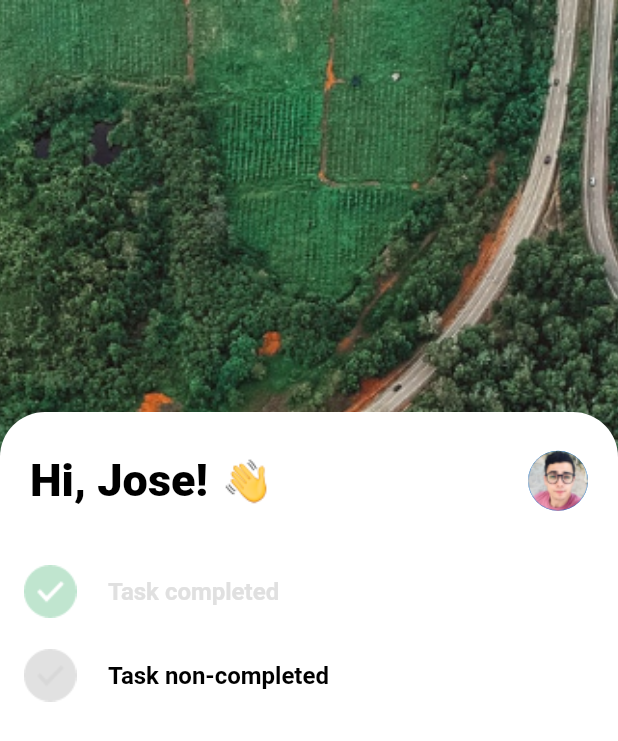
After one commit to josealvaradoo/flutter-todolist, a Flutter app: the screen it shows after launch, on a phone screen of 412 x 824 dp. The commit adds this screen. Shown: the top 741 px of the screen. Run offline on Flutter 3.47's test engine with Material 2 defaults, Android fonts, the phone set to English and light mode, and no system bars.

Commit message:
:art: Add TaskList and improve the main structure

```diff
--- a/lib/main.dart
+++ b/lib/main.dart
@@ -1,6 +1,6 @@
 import 'package:flutter/material.dart';
 import 'widgets/WelcomeBar.dart';
-import 'widgets/TaskItem.dart';
+import 'widgets/TaskList.dart';
 
 void main() => runApp(MyApp());
 
@@ -29,22 +29,7 @@ class MyApp extends StatelessWidget {
 												name: 'Jose',
 												avatar: 'assets/images/icons/avatar.png'
 											),
-											Expanded(
-												child: Container(
-													child: ListView(
-														children: <Widget>[
-															TaskItem(
-																title: 'Task completed',
-																completed: true,
-															),
-															TaskItem(
-																title: 'Task non-completed'
-															)
-														],
-													),
-												),
-												flex: 5
-											),
+											TaskList(),
 										],
 									),
                   decoration: BoxDecoration(
--- /dev/null
+++ b/lib/widgets/TaskList.dart
@@ -0,0 +1,24 @@
+import 'package:flutter/material.dart';
+import 'TaskItem.dart';
+
+class TaskList extends StatelessWidget {
+	@override
+	Widget build(BuildContext context) {
+		return Expanded(
+			child: Container(
+				child: ListView(
+					children: <Widget>[
+						TaskItem(
+							title: 'Task completed',
+							completed: true,
+						),
+						TaskItem(
+							title: 'Task non-completed'
+						)
+					],
+				),
+			),
+			flex: 5
+		);
+	}
+}
```
